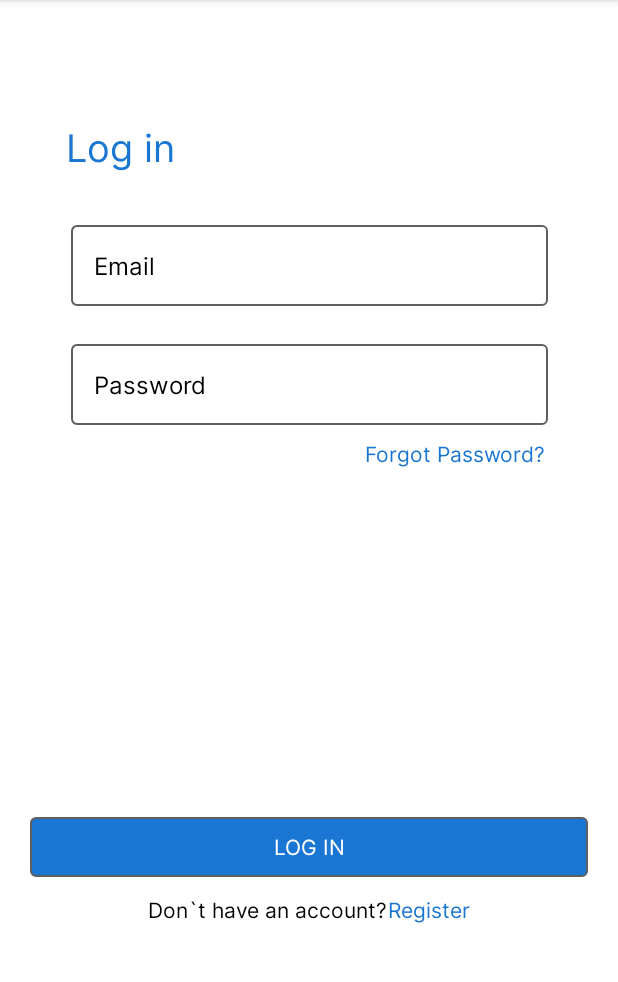
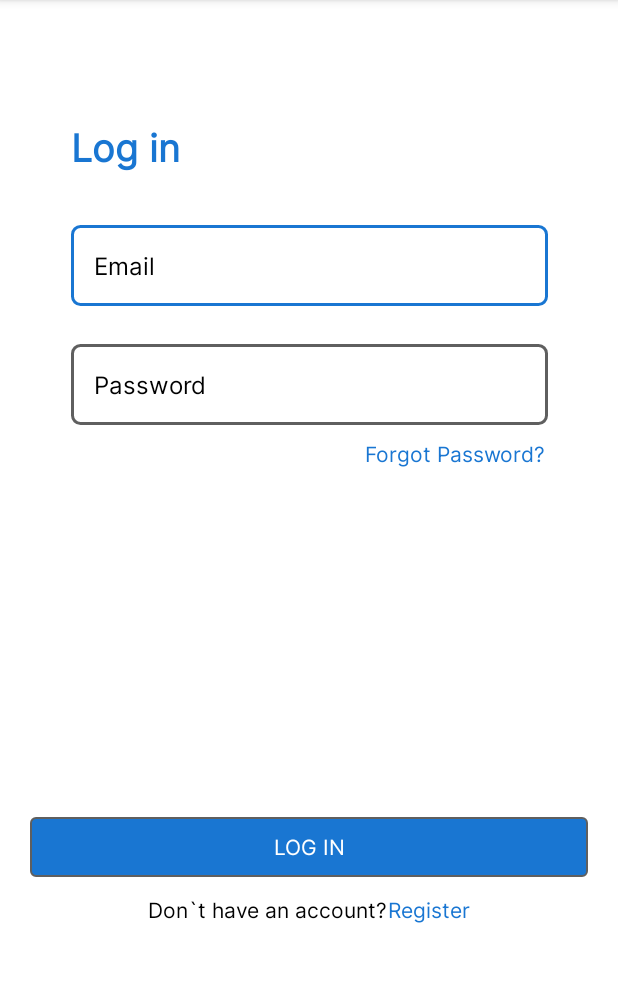
Before and after one commit to hafidmust/FundraiseyV2, an Android app: the SignInActivity screen opened directly, with no data from a screen before it, on a phone screen of 412 x 824 dp, the part 84-1066 px from its top. Run offline under Robolectric (Android 15) with nearby library versions, the phone set to English and light mode, and no system bars.

Commit message:
Activate selector box on log in & sign up

```diff
--- /dev/null
+++ b/app/src/main/res/drawable/bg_selector.xml
@@ -0,0 +1,25 @@
+<?xml version="1.0" encoding="utf-8"?>
+<selector xmlns:android="http://schemas.android.com/apk/res/android">
+
+
+    <item android:state_enabled="true" android:state_focused="true">
+        <shape android:shape="rectangle">
+
+            <solid android:color="@color/white"/>
+            <corners android:radius="5dp" />
+            <stroke android:width="2dp" android:color="@color/blue_primary" />
+
+        </shape>
+    </item>
+
+    <item android:state_enabled="true">
+        <shape android:shape="rectangle">
+
+            <solid android:color="@color/white"/>
+            <corners android:radius="5dp" />
+            <stroke android:width="2dp" android:color="@color/grey" />
+
+        </shape>
+    </item>
+
+</selector>
--- a/app/src/main/res/layout/activity_sign_in.xml
+++ b/app/src/main/res/layout/activity_sign_in.xml
@@ -12,18 +12,17 @@
         android:id="@+id/log_in_header"
         android:layout_width="wrap_content"
         android:layout_height="wrap_content"
-        android:layout_marginStart="44dp"
+        android:layout_marginStart="45dp"
         android:layout_marginTop="80dp"
+        android:layout_marginRight="290dp"
+        android:fontFamily="@font/inter_regular"
         android:text="@string/log_in"
         android:textColor="@color/blue_primary"
         android:textSize="25sp"
-        android:fontFamily="@font/inter_regular"
+        android:textStyle="bold"
         app:layout_constraintLeft_toLeftOf="parent"
-        app:layout_constraintStart_toStartOf="parent"
-        app:layout_constraintTop_toTopOf="parent"
-        tools:ignore="MissingConstraints"
-
-        />
+        app:layout_constraintRight_toRightOf="parent"
+        app:layout_constraintTop_toTopOf="parent" />
 
 <!--    email -->
     <EditText
@@ -35,7 +34,7 @@
         android:autofillHints="phone"
         android:paddingLeft="15dp"
         android:textColorHint="@color/black"
-        android:background="@drawable/bg_input_text"
+        android:background="@drawable/bg_selector"
         android:hint="@string/email"
         android:textSize="16sp"
         android:inputType="textEmailAddress"
@@ -57,7 +56,7 @@
         android:textColorHint="@color/black"
         android:autofillHints="password"
         android:textSize="16sp"
-        android:background="@drawable/bg_input_text"
+        android:background="@drawable/bg_selector"
         android:hint="@string/password"
         android:inputType="textPassword"
         app:layout_constraintLeft_toLeftOf="parent"
--- a/app/src/main/res/layout/activity_sign_up.xml
+++ b/app/src/main/res/layout/activity_sign_up.xml
@@ -7,8 +7,6 @@
     tools:context=".ui.signup.SignupActivity">
 
     <!-- header sign up -->
-    <!--  layout format sign_up_header ini amna  -->
-
     <TextView
         android:id="@+id/sign_up_header"
         android:layout_width="wrap_content"
@@ -31,7 +29,7 @@
         android:layout_marginHorizontal="20dp"
         android:layout_marginTop="32dp"
         android:autofillHints="phone"
-        android:background="@drawable/bg_text_box"
+        android:background="@drawable/bg_selector"
         android:fontFamily="@font/inter_regular"
         android:hint="@string/email"
         android:inputType="textEmailAddress"
@@ -49,7 +47,7 @@
         android:layout_marginHorizontal="20dp"
         android:layout_marginTop="25dp"
         android:autofillHints="password"
-        android:background="@drawable/bg_text_box"
+        android:background="@drawable/bg_selector"
         android:fontFamily="@font/inter_regular"
         android:hint="@string/password"
         android:inputType="textPassword"
@@ -67,7 +65,7 @@
         android:layout_marginHorizontal="20dp"
         android:layout_marginTop="25dp"
         android:autofillHints="phone"
-        android:background="@drawable/bg_text_box"
+        android:background="@drawable/bg_selector"
         android:fontFamily="@font/inter_regular"
         android:hint="@string/phone"
         android:inputType="phone"
@@ -85,7 +83,7 @@
         android:layout_marginHorizontal="20dp"
         android:layout_marginTop="25dp"
         android:autofillHints="password"
-        android:background="@drawable/bg_text_box"
+        android:background="@drawable/bg_selector"
         android:fontFamily="@font/inter_regular"
         android:hint="@string/date_birth"
         android:paddingLeft="15dp"
```
